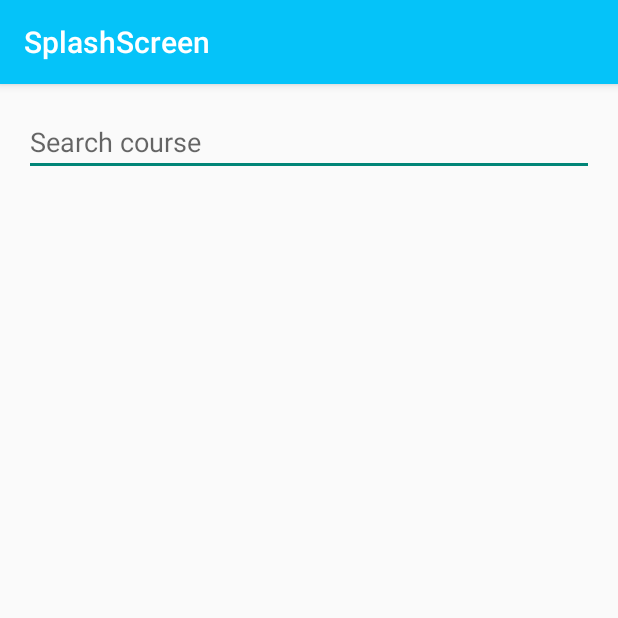
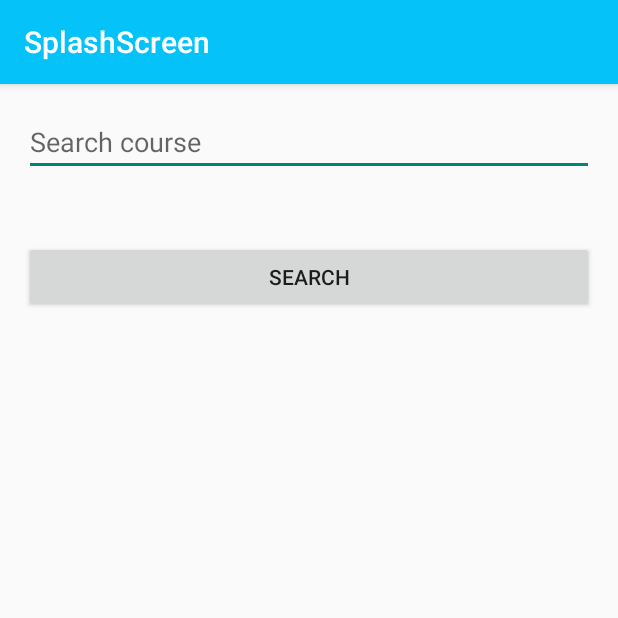
Before and after one commit to minervatea/unibookDesign, an Android app: the CreateTimeTable screen opened directly, with no data from a screen before it, on a phone screen of 412 x 824 dp, the top half of it. Run offline under Robolectric (Android 15) with nearby library versions, the phone set to English and light mode, and no system bars.

Commit message:
SQL added

```diff
--- a/app/src/main/java/com/example/splashscreen/CreateTimeTable.java
+++ b/app/src/main/java/com/example/splashscreen/CreateTimeTable.java
@@ -1,26 +1,52 @@
 package com.example.splashscreen;
 
 import android.os.Bundle;
+import android.view.View;
 import android.widget.ArrayAdapter;
 import android.widget.AutoCompleteTextView;
+import android.widget.Button;
+import android.widget.Toast;
 
 import androidx.appcompat.app.AppCompatActivity;
 
 public class CreateTimeTable extends AppCompatActivity {
 
+    DatabaseHelper myDb;
+    Button btnAddData;
+    AutoCompleteTextView editText;
     @Override
     protected void onCreate(Bundle savedInstanceState) {
         super.onCreate(savedInstanceState);
         setContentView(R.layout.search_courses);
+        myDb = new DatabaseHelper(this);
+        btnAddData = (Button)findViewById(R.id.search);
 
         String[] courses = getResources().getStringArray(R.array.courses);
 
-        AutoCompleteTextView editText = findViewById(R.id.actv);
+        editText = findViewById(R.id.actv);
         ArrayAdapter<String> adapter = new ArrayAdapter<String>(this,
                 android.R.layout.simple_list_item_1, courses);
 
         editText.setAdapter(adapter);
+        AddData();
 
     }
 
+    public void AddData(){
+        btnAddData.setOnClickListener(
+                new View.OnClickListener(){
+
+                    @Override
+                    public void onClick(View view) {
+                      boolean isInserted =  myDb.insertData(editText.getText().toString());
+
+                      if(isInserted == true)
+                          Toast.makeText(CreateTimeTable.this, "Data Inserted", Toast.LENGTH_LONG).show();
+                      else
+                          Toast.makeText(CreateTimeTable.this,"Data not Inserted", Toast.LENGTH_LONG).show();
+                    }
+                }
+        );
+    }
+
 }
--- /dev/null
+++ b/app/src/main/java/com/example/splashscreen/DatabaseHelper.java
@@ -0,0 +1,43 @@
+package com.example.splashscreen;
+
+import android.content.ContentValues;
+import android.content.Context;
+import android.database.sqlite.SQLiteDatabase;
+import android.database.sqlite.SQLiteOpenHelper;
+
+import androidx.annotation.Nullable;
+
+public class DatabaseHelper extends SQLiteOpenHelper {
+
+    public static final String DATABASE_NAME = "courses.db";
+    public static final String TABLE_NAME = "course_table";
+    public static final String ID = "ID";
+    public static final String COURSE_NAME = "NAME";
+
+
+    public DatabaseHelper(@Nullable Context context) {
+        super(context, DATABASE_NAME, null, 1);
+    }
+
+    @Override
+    public void onCreate(SQLiteDatabase sqLiteDatabase) {
+        sqLiteDatabase.execSQL("create table " + TABLE_NAME +"(ID INTEGER PRIMARY KEY AUTOINCREMENT, NAME TEXT)");
+    }
+
+    @Override
+    public void onUpgrade(SQLiteDatabase sqLiteDatabase, int i, int i1) {
+        sqLiteDatabase.execSQL("DROP TABLE IF EXISTS "+TABLE_NAME);
+        onCreate(sqLiteDatabase);
+    }
+
+    public boolean insertData(String coursename){
+        SQLiteDatabase db = this.getWritableDatabase();
+        ContentValues contentValues = new ContentValues();
+        contentValues.put(COURSE_NAME,coursename);
+    long result = db.insert(TABLE_NAME,null,contentValues);
+    if(result == -1)
+        return false;
+    else
+        return true;
+    }
+}
--- a/app/src/main/res/layout/search_courses.xml
+++ b/app/src/main/res/layout/search_courses.xml
@@ -23,4 +23,10 @@
         android:paddingBottom="16dp"
         android:textSize="20sp" />
 
+    <Button
+        android:id="@+id/search"
+        android:layout_width="match_parent"
+        android:layout_height="wrap_content"
+        android:text="Search" />
+
 </LinearLayout>
```
